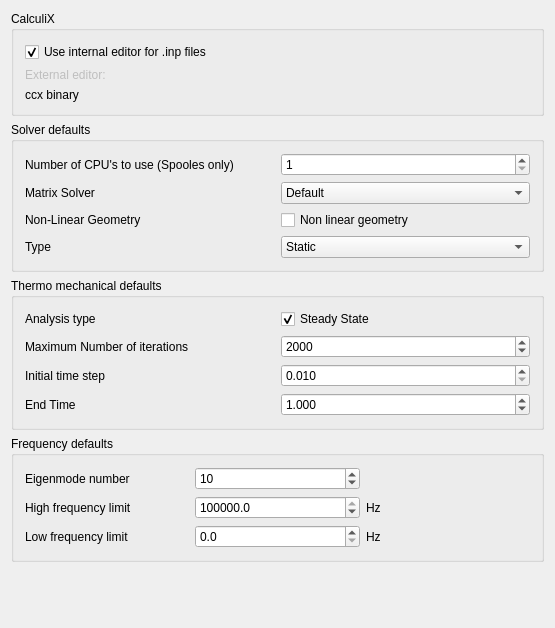
First picture: the form in src/Mod/Fem/Gui/DlgSettingsFemCcx.ui, repository berndhahnebach/All_FreeCAD, before the edit.
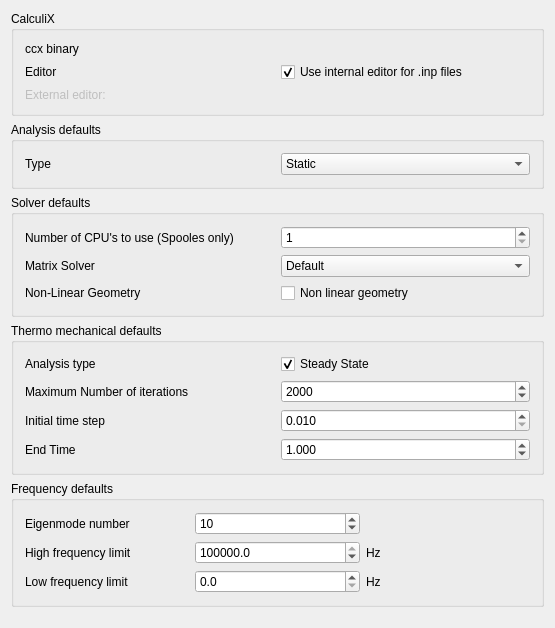
Second picture: the form after the edit. Icons and pictures are not drawn. Custom widgets are drawn as their Qt base class.

Commit message: FEM: GUI: pref: better layout for ccx prefs

Diff of the .ui file:
```diff
--- a/src/Mod/Fem/Gui/DlgSettingsFemCcx.ui
+++ b/src/Mod/Fem/Gui/DlgSettingsFemCcx.ui
@@ -38,8 +38,61 @@
          <enum>QLayout::SetNoConstraint</enum>
         </property>
         <item>
-         <layout class="QVBoxLayout" name="verticalLayout_5">
-          <item>
+         <layout class="QGridLayout" name="gl_ccx">
+          <item row="0" column="2">
+           <widget class="Gui::PrefFileChooser" name="fc_ccx_binary" native="true">
+            <property name="sizePolicy">
+             <sizepolicy hsizetype="Preferred" vsizetype="Preferred">
+              <horstretch>0</horstretch>
+              <verstretch>0</verstretch>
+             </sizepolicy>
+            </property>
+            <property name="minimumSize">
+             <size>
+              <width>0</width>
+              <height>0</height>
+             </size>
+            </property>
+            <property name="sizeIncrement">
+             <size>
+              <width>0</width>
+              <height>0</height>
+             </size>
+            </property>
+            <property name="baseSize">
+             <size>
+              <width>0</width>
+              <height>0</height>
+             </size>
+            </property>
+            <property name="toolTip">
+             <string>Leave blank to use default CalculiX ccx binary file</string>
+            </property>
+            <property name="prefEntry" stdset="0">
+             <cstring>ccxBinaryPath</cstring>
+            </property>
+            <property name="prefPath" stdset="0">
+             <cstring>Mod/Fem/Ccx</cstring>
+            </property>
+           </widget>
+          </item>
+          <item row="3" column="0">
+           <widget class="QLabel" name="l_ext_editor">
+            <property name="enabled">
+             <bool>false</bool>
+            </property>
+            <property name="minimumSize">
+             <size>
+              <width>100</width>
+              <height>0</height>
+             </size>
+            </property>
+            <property name="text">
+             <string>External editor:</string>
+            </property>
+           </widget>
+          </item>
+          <item row="1" column="2">
            <widget class="Gui::PrefCheckBox" name="cb_int_editor">
             <property name="text">
              <string>Use internal editor for .inp files</string>
@@ -55,88 +108,104 @@
             </property>
            </widget>
           </item>
-          <item>
-           <layout class="QGridLayout" name="gl_calculix">
-            <item row="2" column="0">
-             <widget class="QLabel" name="l_ext_editor">
-              <property name="enabled">
-               <bool>false</bool>
-              </property>
-              <property name="minimumSize">
-               <size>
-                <width>100</width>
-                <height>0</height>
-               </size>
-              </property>
-              <property name="text">
-               <string>External editor:</string>
-              </property>
-             </widget>
+          <item row="1" column="0">
+           <widget class="QLabel" name="l_editor">
+            <property name="text">
+             <string>Editor</string>
+            </property>
+           </widget>
+          </item>
+          <item row="3" column="2">
+           <widget class="Gui::PrefFileChooser" name="fc_ext_editor" native="true">
+            <property name="enabled">
+             <bool>false</bool>
+            </property>
+            <property name="prefEntry" stdset="0">
+             <cstring>ExternalEditorPath</cstring>
+            </property>
+            <property name="prefPath" stdset="0">
+             <cstring>Mod/Fem/Ccx</cstring>
+            </property>
+           </widget>
+          </item>
+          <item row="0" column="0">
+           <widget class="QLabel" name="l_ccx_binary">
+            <property name="minimumSize">
+             <size>
+              <width>100</width>
+              <height>0</height>
+             </size>
+            </property>
+            <property name="text">
+             <string>ccx binary</string>
+            </property>
+           </widget>
+          </item>
+         </layout>
+        </item>
+       </layout>
+      </widget>
+     </item>
+     <item>
+      <widget class="QGroupBox" name="gb_02_analysis_param">
+       <property name="title">
+        <string>Analysis defaults</string>
+       </property>
+       <layout class="QHBoxLayout" name="horizontalLayout_3">
+        <item>
+         <layout class="QGridLayout" name="gl_analysis">
+          <item row="0" column="0">
+           <widget class="QLabel" name="l_type">
+            <property name="text">
+             <string>Type</string>
+            </property>
+           </widget>
+          </item>
+          <item row="0" column="1">
+           <widget class="Gui::PrefComboBox" name="cb_analysis_type">
+            <property name="minimumSize">
+             <size>
+              <width>148</width>
+              <height>0</height>
+             </size>
+            </property>
+            <property name="toolTip">
+             <string>Default type on analysis</string>
+            </property>
+            <property name="prefEntry" stdset="0">
+             <cstring>AnalysisType</cstring>
+            </property>
+            <property name="prefPath" stdset="0">
+             <cstring>Mod/Fem/Ccx</cstring>
+            </property>
+            <item>
+             <property name="text">
+              <string>Static</string>
+             </property>
+             <property name="icon">
+              <iconset resource="Resources/Fem.qrc">
+               <normaloff>:/icons/fem-static-analysis.svg</normaloff>:/icons/fem-static-analysis.svg</iconset>
+             </property>
             </item>
-            <item row="2" column="2">
-             <widget class="Gui::PrefFileChooser" name="fc_ext_editor" native="true">
-              <property name="enabled">
-               <bool>false</bool>
-              </property>
-              <property name="prefEntry" stdset="0">
-               <cstring>ExternalEditorPath</cstring>
-              </property>
-              <property name="prefPath" stdset="0">
-               <cstring>Mod/Fem</cstring>
-              </property>
-             </widget>
+            <item>
+             <property name="text">
+              <string>Frequency</string>
+             </property>
+             <property name="icon">
+              <iconset resource="Resources/Fem.qrc">
+               <normaloff>:/icons/fem-frequency-analysis.svg</normaloff>:/icons/fem-frequency-analysis.svg</iconset>
+             </property>
             </item>
-            <item row="3" column="2">
-             <widget class="Gui::PrefFileChooser" name="fc_ccx_binary" native="true">
-              <property name="sizePolicy">
-               <sizepolicy hsizetype="Preferred" vsizetype="Preferred">
-                <horstretch>0</horstretch>
-                <verstretch>0</verstretch>
-               </sizepolicy>
-              </property>
-              <property name="minimumSize">
-               <size>
-                <width>0</width>
-                <height>0</height>
-               </size>
-              </property>
-              <property name="sizeIncrement">
-               <size>
-                <width>0</width>
-                <height>0</height>
-               </size>
-              </property>
-              <property name="baseSize">
-               <size>
-                <width>0</width>
-                <height>0</height>
-               </size>
-              </property>
-              <property name="toolTip">
-               <string>Leave blank to use default CalculiX ccx binary file</string>
-              </property>
-              <property name="prefEntry" stdset="0">
-               <cstring>ccxBinaryPath</cstring>
-              </property>
-              <property name="prefPath" stdset="0">
-               <cstring>Mod/Fem</cstring>
-              </property>
-             </widget>
+            <item>
+             <property name="text">
+              <string>Thermomech</string>
+             </property>
+             <property name="icon">
+              <iconset resource="Resources/Fem.qrc">
+               <normaloff>:/icons/fem-thermomechanical-analysis.svg</normaloff>:/icons/fem-thermomechanical-analysis.svg</iconset>
+             </property>
             </item>
-            <item row="3" column="0">
-             <widget class="QLabel" name="l_ccx_binary">
-              <property name="minimumSize">
-               <size>
-                <width>100</width>
-                <height>0</height>
-               </size>
-              </property>
-              <property name="text">
-               <string>ccx binary</string>
-              </property>
-             </widget>
-            </item>
-           </layout>
+           </widget>
           </item>
          </layout>
         </item>
@@ -150,29 +219,7 @@
        </property>
        <layout class="QHBoxLayout" name="horizontalLayout_1">
         <item>
-         <layout class="QGridLayout" name="gl_ccx_solver">
-          <item row="0" column="1">
-           <widget class="Gui::PrefSpinBox" name="sb_ccx_numcpu">
-            <property name="minimum">
-             <number>1</number>
-            </property>
-            <property name="maximum">
-             <number>40</number>
-            </property>
-            <property name="singleStep">
-             <number>1</number>
-            </property>
-            <property name="value">
-             <number>1</number>
-            </property>
-            <property name="prefEntry" stdset="0">
-             <cstring>AnalysisNumCPUs</cstring>
-            </property>
-            <property name="prefPath" stdset="0">
-             <cstring>Mod/Fem/Ccx</cstring>
-            </property>
-           </widget>
-          </item>
+         <layout class="QGridLayout" name="gl_solver">
           <item row="1" column="0">
            <widget class="QLabel" name="l_solver">
             <property name="enabled">
@@ -249,23 +296,19 @@
             </property>
            </widget>
           </item>
-          <item row="3" column="0">
-           <widget class="QLabel" name="l_type">
-            <property name="text">
-             <string>Type</string>
+          <item row="0" column="1">
+           <widget class="Gui::PrefSpinBox" name="sb_ccx_numcpu">
+            <property name="minimum">
+             <number>1</number>
             </property>
-           </widget>
-          </item>
-          <item row="3" column="1">
-           <widget class="Gui::PrefComboBox" name="cb_analysis_type">
-            <property name="minimumSize">
-             <size>
-              <width>148</width>
-              <height>0</height>
-             </size>
+            <property name="maximum">
+             <number>40</number>
             </property>
-            <property name="toolTip">
-             <string>Default type on analysis</string>
+            <property name="singleStep">
+             <number>1</number>
+            </property>
+            <property name="value">
+             <number>1</number>
             </property>
             <property name="prefEntry" stdset="0">
              <cstring>AnalysisType</cstring>
@@ -273,33 +316,6 @@
             <property name="prefPath" stdset="0">
              <cstring>Mod/Fem</cstring>
             </property>
-            <item>
-             <property name="text">
-              <string>Static</string>
-             </property>
-             <property name="icon">
-              <iconset resource="Resources/Fem.qrc">
-               <normaloff>:/icons/fem-static-analysis.svg</normaloff>:/icons/fem-static-analysis.svg</iconset>
-             </property>
-            </item>
-            <item>
-             <property name="text">
-              <string>Frequency</string>
-             </property>
-             <property name="icon">
-              <iconset resource="Resources/Fem.qrc">
-               <normaloff>:/icons/fem-frequency-analysis.svg</normaloff>:/icons/fem-frequency-analysis.svg</iconset>
-             </property>
-            </item>
-            <item>
-             <property name="text">
-              <string>Thermomech</string>
-             </property>
-             <property name="icon">
-              <iconset resource="Resources/Fem.qrc">
-               <normaloff>:/icons/fem-thermomechanical-analysis.svg</normaloff>:/icons/fem-thermomechanical-analysis.svg</iconset>
-             </property>
-            </item>
            </widget>
           </item>
          </layout>
@@ -314,21 +330,23 @@
        </property>
        <layout class="QHBoxLayout" name="horizontalLayout_2">
         <item>
-         <layout class="QGridLayout" name="thermasl_op">
-          <item row="0" column="0">
-           <widget class="QLabel" name="l_static">
-            <property name="text">
-             <string>Analysis type</string>
+         <layout class="QGridLayout" name="gl_thremomech">
+          <item row="5" column="1">
+           <widget class="Gui::PrefDoubleSpinBox" name="dsb_ccx_analysis_time">
+            <property name="decimals">
+             <number>3</number>
             </property>
-           </widget>
-          </item>
-          <item row="0" column="1">
-           <widget class="Gui::PrefCheckBox" name="cb_static">
-            <property name="text">
-             <string>Steady State</string>
+            <property name="minimum">
+             <double>0.010000000000000</double>
             </property>
-            <property name="checked">
-             <bool>true</bool>
+            <property name="maximum">
+             <double>99999999.000000000000000</double>
+            </property>
+            <property name="singleStep">
+             <double>0.010000000000000</double>
+            </property>
+            <property name="value">
+             <double>1.000000000000000</double>
             </property>
             <property name="prefEntry" stdset="0">
              <cstring>StaticAnalysis</cstring>
@@ -338,14 +356,14 @@
             </property>
            </widget>
           </item>
-          <item row="1" column="0">
+          <item row="3" column="0">
            <widget class="QLabel" name="l_ccx_max_iterations">
             <property name="text">
              <string>Maximum Number of iterations</string>
             </property>
            </widget>
           </item>
-          <item row="1" column="1">
+          <item row="3" column="1">
            <widget class="Gui::PrefSpinBox" name="sb_ccx_max_iterations">
             <property name="minimum">
              <number>1</number>
@@ -367,14 +385,7 @@
             </property>
            </widget>
           </item>
-          <item row="2" column="0">
-           <widget class="QLabel" name="l_ccx_initial_time_step">
-            <property name="text">
-             <string>Initial time step</string>
-            </property>
-           </widget>
-          </item>
-          <item row="2" column="1">
+          <item row="4" column="1">
            <widget class="Gui::PrefDoubleSpinBox" name="dsb_ccx_initial_time_step">
             <property name="decimals">
              <number>3</number>
@@ -399,29 +410,27 @@
             </property>
            </widget>
           </item>
-          <item row="3" column="0">
+          <item row="4" column="0">
+           <widget class="QLabel" name="l_ccx_initial_time_step">
+            <property name="text">
+             <string>Initial time step</string>
+            </property>
+           </widget>
+          </item>
+          <item row="5" column="0">
            <widget class="QLabel" name="l_ccx_analysis_time">
             <property name="text">
              <string>End Time</string>
             </property>
            </widget>
           </item>
-          <item row="3" column="1">
-           <widget class="Gui::PrefDoubleSpinBox" name="dsb_ccx_analysis_time">
-            <property name="decimals">
-             <number>3</number>
+          <item row="1" column="1">
+           <widget class="Gui::PrefCheckBox" name="cb_static">
+            <property name="text">
+             <string>Steady State</string>
             </property>
-            <property name="minimum">
-             <double>0.010000000000000</double>
-            </property>
-            <property name="maximum">
-             <double>99999999.000000000000000</double>
-            </property>
-            <property name="singleStep">
-             <double>0.010000000000000</double>
-            </property>
-            <property name="value">
-             <double>1.000000000000000</double>
+            <property name="checked">
+             <bool>true</bool>
             </property>
             <property name="prefEntry" stdset="0">
              <cstring>AnalysisTime</cstring>
@@ -431,6 +440,13 @@
             </property>
            </widget>
           </item>
+          <item row="1" column="0">
+           <widget class="QLabel" name="l_static">
+            <property name="text">
+             <string>Analysis type</string>
+            </property>
+           </widget>
+          </item>
          </layout>
         </item>
        </layout>
```
Left out of the diff: 93 changed lines with no effect on the pictures.
